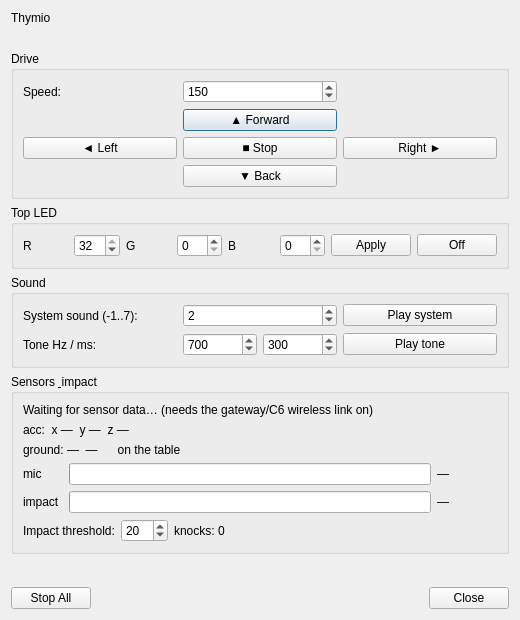
techandpeople/SoftEdIBO, file src/gui/ui/test_thymio_dialog.ui: the form before one commit.
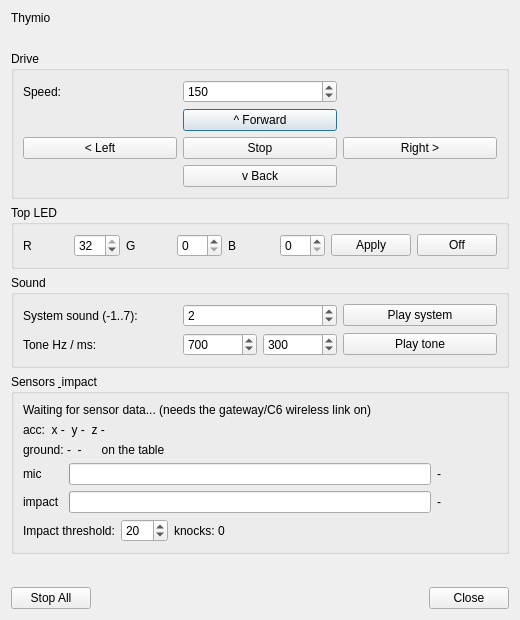
The form after the commit.

```diff
--- a/src/gui/ui/test_thymio_dialog.ui
+++ b/src/gui/ui/test_thymio_dialog.ui
@@ -39,27 +39,27 @@
       </item>
       <item row="1" column="1">
        <widget class="QPushButton" name="fwd_btn">
-        <property name="text"><string>▲ Forward</string></property>
+        <property name="text"><string>^ Forward</string></property>
        </widget>
       </item>
       <item row="2" column="0">
        <widget class="QPushButton" name="left_btn">
-        <property name="text"><string>◄ Left</string></property>
+        <property name="text"><string>&lt; Left</string></property>
        </widget>
       </item>
       <item row="2" column="1">
        <widget class="QPushButton" name="stop_btn">
-        <property name="text"><string>■ Stop</string></property>
+        <property name="text"><string>Stop</string></property>
        </widget>
       </item>
       <item row="2" column="2">
        <widget class="QPushButton" name="right_btn">
-        <property name="text"><string>Right ►</string></property>
+        <property name="text"><string>Right ></string></property>
        </widget>
       </item>
       <item row="3" column="1">
        <widget class="QPushButton" name="back_btn">
-        <property name="text"><string>▼ Back</string></property>
+        <property name="text"><string>v Back</string></property>
        </widget>
       </item>
      </layout>
@@ -178,18 +178,18 @@
      <layout class="QVBoxLayout" name="sensors_vbox">
       <item>
        <widget class="QLabel" name="sensors_status_label">
-        <property name="text"><string>Waiting for sensor data… (needs the gateway/C6 wireless link on)</string></property>
+        <property name="text"><string>Waiting for sensor data... (needs the gateway/C6 wireless link on)</string></property>
         <property name="wordWrap"><bool>true</bool></property>
        </widget>
       </item>
       <item>
        <widget class="QLabel" name="acc_label">
-        <property name="text"><string>acc:  x —  y —  z —</string></property>
+        <property name="text"><string>acc:  x -  y -  z -</string></property>
        </widget>
       </item>
       <item>
        <widget class="QLabel" name="ground_label">
-        <property name="text"><string>ground: —  —      on the table</string></property>
+        <property name="text"><string>ground: -  -      on the table</string></property>
        </widget>
       </item>
       <item>
@@ -210,7 +210,7 @@
         <item>
          <widget class="QLabel" name="mic_value_label">
           <property name="minimumSize"><size><width>60</width><height>0</height></size></property>
-          <property name="text"><string>—</string></property>
+          <property name="text"><string>-</string></property>
          </widget>
         </item>
        </layout>
@@ -233,7 +233,7 @@
         <item>
          <widget class="QLabel" name="dev_value_label">
           <property name="minimumSize"><size><width>60</width><height>0</height></size></property>
-          <property name="text"><string>—</string></property>
+          <property name="text"><string>-</string></property>
          </widget>
         </item>
        </layout>
```
Left out of the diff: 2 changed lines with no effect on the pictures.
